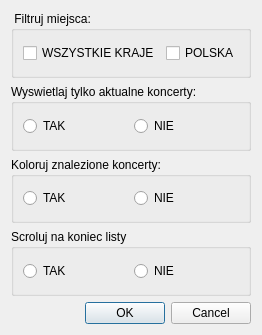
Grzegorzwww/szukacz_koncerow, file appsetting.ui: the form before one commit.
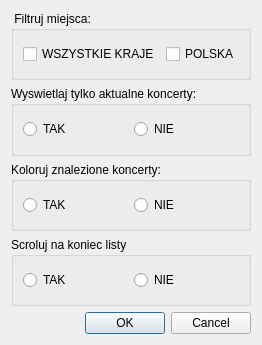
The form after the commit.

```diff
--- a/appsetting.ui
+++ b/appsetting.ui
@@ -7,7 +7,7 @@
     <x>0</x>
     <y>0</y>
     <width>249</width>
-    <height>335</height>
+    <height>345</height>
    </rect>
   </property>
   <property name="windowTitle">
```
